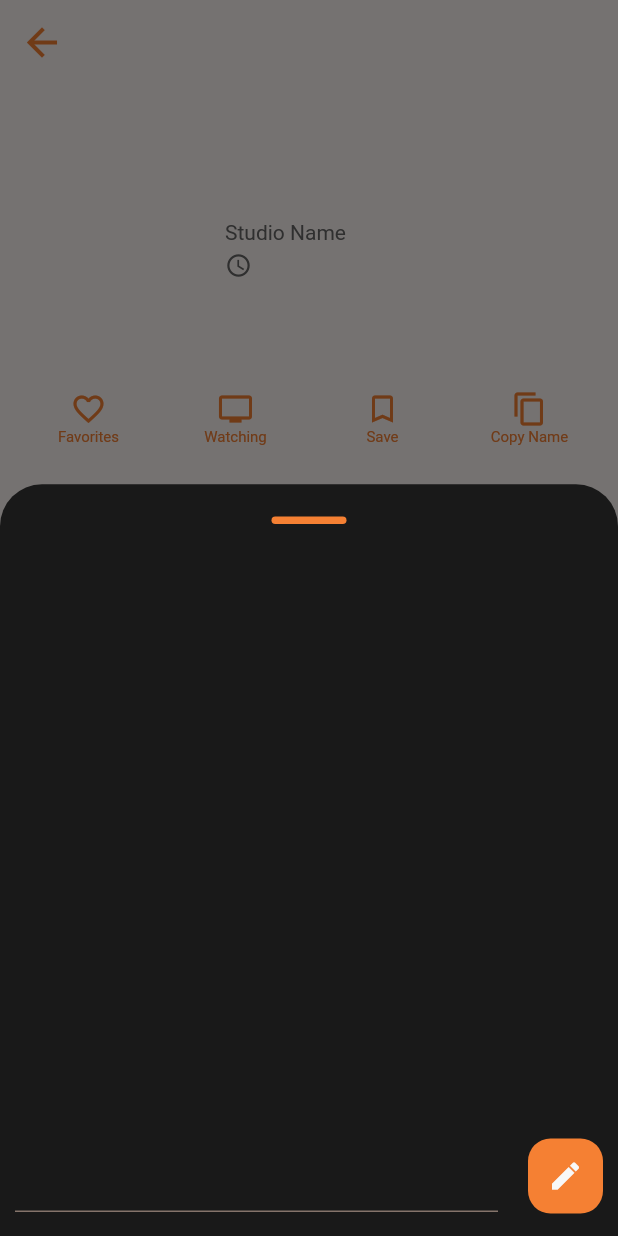
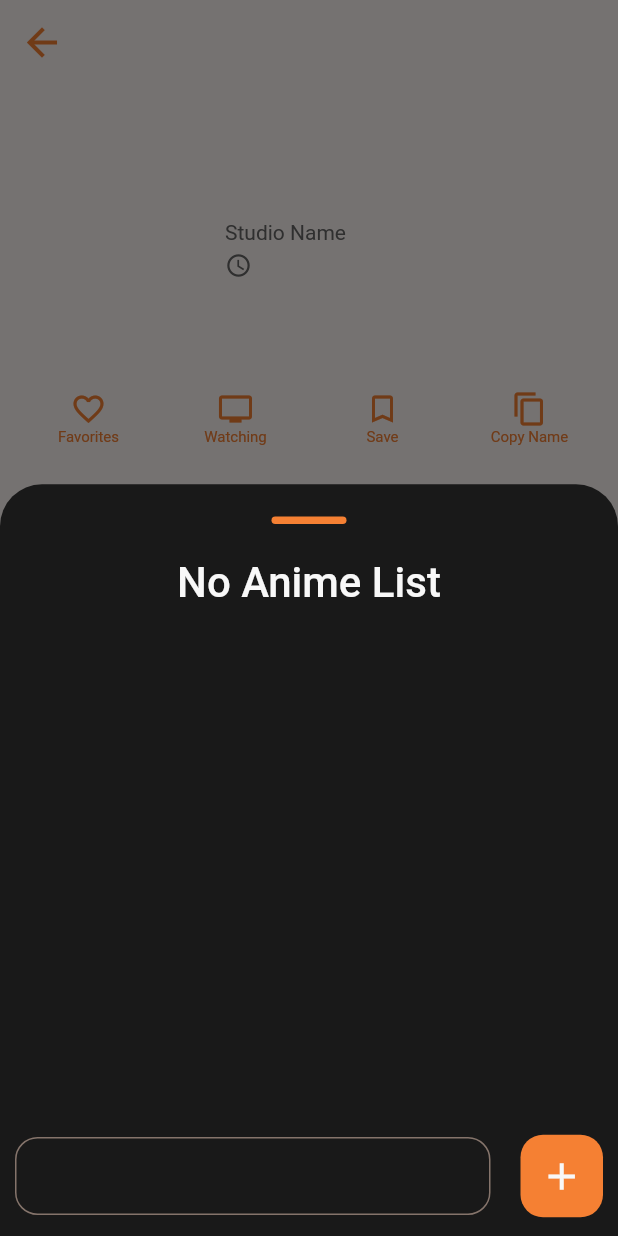
Before and after one commit to Keremovsky/flutter_anime_app, a Flutter app: the AnimeScreen screen opened directly with empty values, after a tap on "Save", on a phone screen of 412 x 824 dp. Run offline on Flutter 3.47's test engine with Material 2 defaults, Android fonts, the light colour scheme and no system bars; our stand-ins replace cloud_firestore, either_dart, firebase_auth, firebase_core, firebase_storage, flutter_riverpod and 3 more; missing offline and left inert: twitter_login; accounts and stored records are empty; network calls fail.

Commit message:
UI of save anime bottom sheet improved

```diff
--- a/lib/features/anime/widgets/anime_screen_widgets/create_anime_list_button.dart
+++ b/lib/features/anime/widgets/anime_screen_widgets/create_anime_list_button.dart
@@ -43,9 +43,12 @@ class CreateAnimeListButton extends ConsumerWidget {
         },
         borderRadius: BorderRadius.circular(15),
         child: const SizedBox(
-          height: 50,
-          width: 50,
-          child: Icon(Icons.create),
+          height: 55,
+          width: 55,
+          child: Icon(
+            Icons.add,
+            size: 30,
+          ),
         ),
       ),
     );
--- a/lib/features/anime/widgets/anime_screen_widgets/save_anime_bottom_sheet.dart
+++ b/lib/features/anime/widgets/anime_screen_widgets/save_anime_bottom_sheet.dart
@@ -51,7 +51,12 @@ class _SaveAnimeBottomSheetState extends ConsumerState<SaveAnimeBottomSheet> {
         child: Column(
           children: [
             Expanded(
-              child: ListView.builder(
+              child: animeLists.isEmpty
+                  ? Text(
+                      "No Anime List",
+                      style: Theme.of(context).textTheme.titleLarge,
+                    )
+                  : ListView.builder(
                       itemCount: animeLists.length,
                       itemBuilder: (context, index) {
                         return SaveAnimeListTile(
@@ -71,6 +76,12 @@ class _SaveAnimeBottomSheetState extends ConsumerState<SaveAnimeBottomSheet> {
                   Expanded(
                     child: TextField(
                       controller: textController,
+                      decoration: InputDecoration(
+                        border: OutlineInputBorder(
+                          borderRadius: BorderRadius.circular(15),
+                        ),
+                      ),
+                      style: Theme.of(context).textTheme.displayLarge,
                     ),
                   ),
                   const SizedBox(width: 20),
```
Lines whose indentation alone changed are shown as unchanged.
